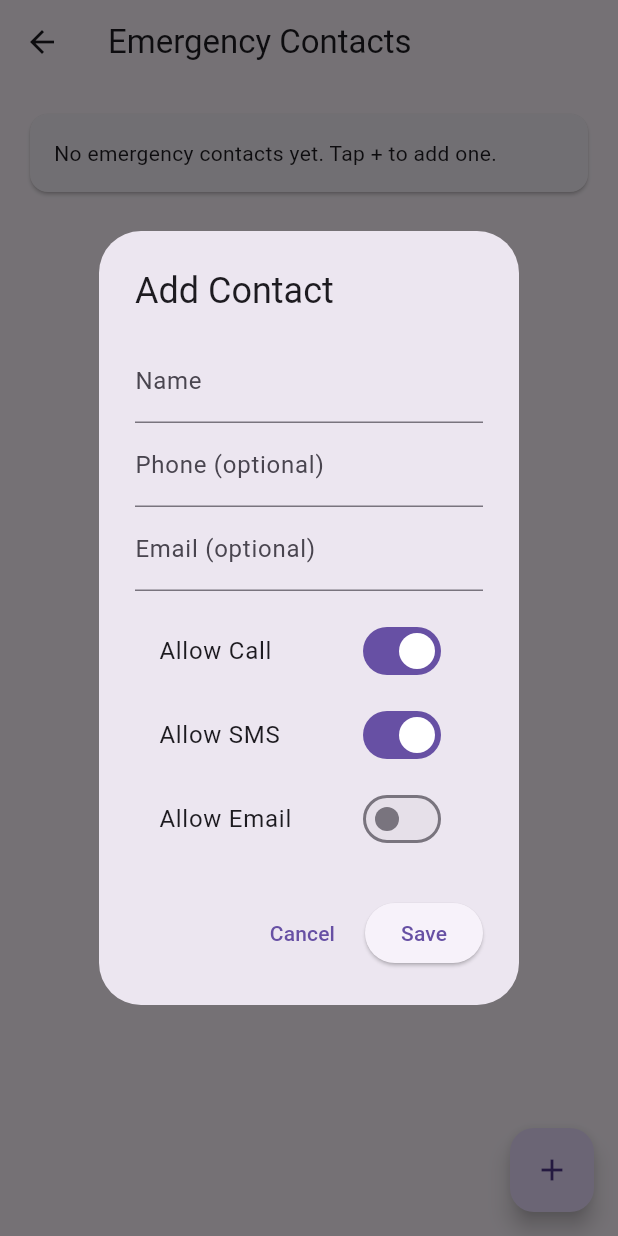
After one commit to sinemceyhun/safewear, a Flutter app: the EmergencyContactsScreen screen opened directly, after a tap on the "add" icon, on a phone screen of 412 x 824 dp. The commit adds this screen. Run offline on Flutter 3.47's test engine with Material 3 defaults, Android fonts, the phone set to English and light mode, and no system bars; our stand-ins replace flutter_blue_plus, flutter_local_notifications, permission_handler, shared_preferences; accounts and stored records are empty.

Commit message:
sms modülü

```diff
--- /dev/null
+++ b/lib/models/emergency_contact.dart
@@ -0,0 +1,40 @@
+class EmergencyContact {
+  final String id;
+  String name;
+  String? phone;
+  String? email;
+
+  bool canCall;
+  bool canSms;
+  bool canEmail;
+
+  EmergencyContact({
+    required this.id,
+    required this.name,
+    this.phone,
+    this.email,
+    this.canCall = true,
+    this.canSms = true,
+    this.canEmail = false,
+  });
+
+  Map<String, dynamic> toJson() => {
+    'id': id,
+    'name': name,
+    'phone': phone,
+    'email': email,
+    'canCall': canCall,
+    'canSms': canSms,
+    'canEmail': canEmail,
+  };
+
+  static EmergencyContact fromJson(Map<String, dynamic> j) => EmergencyContact(
+    id: j['id'] as String,
+    name: j['name'] as String,
+    phone: j['phone'] as String?,
+    email: j['email'] as String?,
+    canCall: (j['canCall'] as bool?) ?? true,
+    canSms: (j['canSms'] as bool?) ?? true,
+    canEmail: (j['canEmail'] as bool?) ?? false,
+  );
+}
--- a/lib/screens/dashboard_screen.dart
+++ b/lib/screens/dashboard_screen.dart
@@ -2,6 +2,7 @@ import 'package:flutter/material.dart';
 import 'package:provider/provider.dart';
 
 import '../state/app_state.dart';
+import '../widgets/emergency_actions_sheet.dart';
 
 class DashboardScreen extends StatelessWidget {
   const DashboardScreen({super.key});
@@ -14,9 +15,15 @@ class DashboardScreen extends StatelessWidget {
     return ListView(
       padding: const EdgeInsets.all(16),
       children: [
-        _kv('Mode', s.dataSource.name),
-        _kv('BLE', s.connectionState.name),
+        Row(
+          children: [
+            Expanded(child: _kv('Mode', s.dataSource.name)),
+            const SizedBox(width: 12),
+            Expanded(child: _kv('BLE', s.connectionState.name)),
+          ],
+        ),
         const SizedBox(height: 12),
+
         Card(
           child: Padding(
             padding: const EdgeInsets.all(16),
@@ -33,12 +40,33 @@ class DashboardScreen extends StatelessWidget {
             ),
           ),
         ),
+
         const SizedBox(height: 12),
+
         Card(
           child: ListTile(
             title: const Text('Alerts (latest)'),
             subtitle: Text(s.alerts.isEmpty ? 'No alerts' : '${s.alerts.first.type}: ${s.alerts.first.message}'),
           ),
+        ),
+
+        const SizedBox(height: 12),
+
+        ElevatedButton.icon(
+          icon: const Icon(Icons.warning_amber),
+          label: const Text('Emergency'),
+          onPressed: () async {
+            const reason = 'In-app emergency button';
+            await context.read<AppState>().triggerEmergency(reason: reason);
+
+            if (!context.mounted) return;
+
+            showModalBottomSheet(
+              context: context,
+              isScrollControlled: true,
+              builder: (_) => const EmergencyActionsSheet(reason: reason),
+            );
+          },
         ),
       ],
     );
--- /dev/null
+++ b/lib/screens/emergency_contacts_screen.dart
@@ -0,0 +1,203 @@
+import 'package:flutter/material.dart';
+import 'package:provider/provider.dart';
+
+import '../models/emergency_contact.dart';
+import '../state/app_state.dart';
+
+class EmergencyContactsScreen extends StatelessWidget {
+  const EmergencyContactsScreen({super.key});
+
+  @override
+  Widget build(BuildContext context) {
+    final s = context.watch<AppState>();
+
+    return Scaffold(
+      appBar: AppBar(title: const Text('Emergency Contacts')),
+      floatingActionButton: FloatingActionButton(
+        onPressed: () async {
+          final created = await showDialog<EmergencyContact>(
+            context: context,
+            builder: (_) => const _EmergencyContactEditDialog(),
+          );
+
+          if (created != null && context.mounted) {
+            await context.read<AppState>().addOrUpdateEmergencyContact(created);
+          }
+        },
+        child: const Icon(Icons.add),
+      ),
+      body: ListView(
+        padding: const EdgeInsets.all(16),
+        children: [
+          if (s.emergencyContacts.isEmpty)
+            const Card(
+              child: Padding(
+                padding: EdgeInsets.all(16),
+                child: Text('No emergency contacts yet. Tap + to add one.'),
+              ),
+            ),
+          for (final c in s.emergencyContacts)
+            Card(
+              child: ListTile(
+                title: Text(c.name),
+                subtitle: Text(_subtitle(c)),
+                trailing: PopupMenuButton<String>(
+                  onSelected: (v) async {
+                    if (v == 'edit') {
+                      final updated = await showDialog<EmergencyContact>(
+                        context: context,
+                        builder: (_) => _EmergencyContactEditDialog(existing: c),
+                      );
+
+                      if (updated != null && context.mounted) {
+                        await context.read<AppState>().addOrUpdateEmergencyContact(updated);
+                      }
+                    } else if (v == 'delete') {
+                      if (!context.mounted) return;
+                      await context.read<AppState>().removeEmergencyContact(c.id);
+                    }
+                  },
+                  itemBuilder: (_) => const [
+                    PopupMenuItem(value: 'edit', child: Text('Edit')),
+                    PopupMenuItem(value: 'delete', child: Text('Delete')),
+                  ],
+                ),
+              ),
+            ),
+        ],
+      ),
+    );
+  }
+
+  static String _subtitle(EmergencyContact c) {
+    final phone = (c.phone == null || c.phone!.trim().isEmpty) ? '—' : c.phone!.trim();
+    final email = (c.email == null || c.email!.trim().isEmpty) ? '—' : c.email!.trim();
+    final actions = <String>[
+      if (c.canCall) 'Call',
+      if (c.canSms) 'SMS',
+      if (c.canEmail) 'Email',
+    ].join(', ');
+
+    return 'Phone: $phone\nEmail: $email\nActions: ${actions.isEmpty ? '—' : actions}';
+  }
+}
+
+class _EmergencyContactEditDialog extends StatefulWidget {
+  final EmergencyContact? existing;
+  const _EmergencyContactEditDialog({this.existing});
+
+  @override
+  State<_EmergencyContactEditDialog> createState() => _EmergencyContactEditDialogState();
+}
+
+class _EmergencyContactEditDialogState extends State<_EmergencyContactEditDialog> {
+  late final TextEditingController _nameCtrl;
+  late final TextEditingController _phoneCtrl;
+  late final TextEditingController _emailCtrl;
+
+  bool _canCall = true;
+  bool _canSms = true;
+  bool _canEmail = false;
+
+  @override
+  void initState() {
+    super.initState();
+    final e = widget.existing;
+
+    _nameCtrl = TextEditingController(text: e?.name ?? '');
+    _phoneCtrl = TextEditingController(text: e?.phone ?? '');
+    _emailCtrl = TextEditingController(text: e?.email ?? '');
+
+    _canCall = e?.canCall ?? true;
+    _canSms = e?.canSms ?? true;
+    _canEmail = e?.canEmail ?? false;
+  }
+
+  @override
+  void dispose() {
+    _nameCtrl.dispose();
+    _phoneCtrl.dispose();
+    _emailCtrl.dispose();
+    super.dispose();
+  }
+
+  void _save() {
+    final name = _nameCtrl.text.trim();
+    if (name.isEmpty) return;
+
+    final phone = _phoneCtrl.text.trim();
+    final email = _emailCtrl.text.trim();
+
+    final contact = EmergencyContact(
+      id: widget.existing?.id ?? DateTime.now().microsecondsSinceEpoch.toString(),
+      name: name,
+      phone: phone.isEmpty ? null : phone,
+      email: email.isEmpty ? null : email,
+      canCall: _canCall,
+      canSms: _canSms,
+      canEmail: _canEmail,
+    );
+
+    Navigator.of(context).pop(contact);
+  }
+
+  @override
+  Widget build(BuildContext context) {
+    final isEdit = widget.existing != null;
+
+    return AlertDialog(
+      title: Text(isEdit ? 'Edit Contact' : 'Add Contact'),
+      content: SingleChildScrollView(
+        child: Column(
+          mainAxisSize: MainAxisSize.min,
+          children: [
+            TextField(
+              controller: _nameCtrl,
+              decoration: const InputDecoration(labelText: 'Name'),
+              textInputAction: TextInputAction.next,
+            ),
+            TextField(
+              controller: _phoneCtrl,
+              decoration: const InputDecoration(labelText: 'Phone (optional)'),
+              keyboardType: TextInputType.phone,
+              textInputAction: TextInputAction.next,
+            ),
+            TextField(
+              controller: _emailCtrl,
+              decoration: const InputDecoration(labelText: 'Email (optional)'),
+              keyboardType: TextInputType.emailAddress,
+              textInputAction: TextInputAction.done,
+              onSubmitted: (_) => _save(),
+            ),
+            const SizedBox(height: 12),
+            SwitchListTile(
+              title: const Text('Allow Call'),
+              value: _canCall,
+              onChanged: (v) => setState(() => _canCall = v),
+            ),
+            SwitchListTile(
+              title: const Text('Allow SMS'),
+              value: _canSms,
+              onChanged: (v) => setState(() => _canSms = v),
+            ),
+            SwitchListTile(
+              title: const Text('Allow Email'),
+              value: _canEmail,
+              onChanged: (v) => setState(() => _canEmail = v),
+            ),
+          ],
+        ),
+      ),
+      actions: [
+        TextButton(
+          onPressed: () => Navigator.of(context).pop(null),
+          child: const Text('Cancel'),
+        ),
+        ElevatedButton(
+          onPressed: _save,
+          child: const Text('Save'),
+        ),
+      ],
+    );
+  }
+}
--- a/lib/screens/settings_screen.dart
+++ b/lib/screens/settings_screen.dart
@@ -2,6 +2,7 @@ import 'package:flutter/material.dart';
 import 'package:provider/provider.dart';
 
 import '../state/app_state.dart';
+import 'emergency_contacts_screen.dart';
 
 class SettingsScreen extends StatefulWidget {
   const SettingsScreen({super.key});
@@ -67,8 +68,24 @@ class _SettingsScreenState extends State<SettingsScreen> {
           selected: {s.dataSource},
           onSelectionChanged: (set) => context.read<AppState>().setDataSource(set.first),
         ),
+
         const SizedBox(height: 20),
+        const Text('Emergency', style: TextStyle(fontSize: 16, fontWeight: FontWeight.w600)),
+        const SizedBox(height: 8),
+        Card(
+          child: ListTile(
+            title: const Text('Emergency Contacts'),
+            subtitle: Text('${s.emergencyContacts.length} contact(s)'),
+            trailing: const Icon(Icons.chevron_right),
+            onTap: () {
+              Navigator.of(context).push(
+                MaterialPageRoute(builder: (_) => const EmergencyContactsScreen()),
+              );
+            },
+          ),
+        ),
 
+        const SizedBox(height: 20),
         const Text('BLE Config', style: TextStyle(fontSize: 16, fontWeight: FontWeight.w600)),
         const SizedBox(height: 8),
         TextField(controller: nameFilter, decoration: const InputDecoration(labelText: 'Device name filter')),
--- /dev/null
+++ b/lib/services/emergency_action_service.dart
@@ -0,0 +1,48 @@
+import 'package:url_launcher/url_launcher.dart';
+import '../models/emergency_contact.dart';
+
+class EmergencyActionService {
+  Future<void> call(EmergencyContact c) async {
+    final phone = c.phone?.trim();
+    if (phone == null || phone.isEmpty) return;
+
+    final uri = Uri(scheme: 'tel', path: phone);
+    await _launch(uri);
+  }
+
+  Future<void> sms(EmergencyContact c, String message) async {
+    final phone = c.phone?.trim();
+    if (phone == null || phone.isEmpty) return;
+
+    final uri = Uri(
+      scheme: 'sms',
+      path: phone,
+      queryParameters: {'body': message},
+    );
+    await _launch(uri);
+  }
+
+  Future<void> email(
+      EmergencyContact c, {
+        required String subject,
+        required String body,
+      }) async {
+    final email = c.email?.trim();
+    if (email == null || email.isEmpty) return;
+
+    final uri = Uri(
+      scheme: 'mailto',
+      path: email,
+      queryParameters: {'subject': subject, 'body': body},
+    );
+    await _launch(uri);
+  }
+
+  Future<void> _launch(Uri uri) async {
+    final ok = await canLaunchUrl(uri);
+    if (!ok) {
+      throw StateError('Cannot launch: $uri');
+    }
+    await launchUrl(uri, mode: LaunchMode.externalApplication);
+  }
+}
--- /dev/null
+++ b/lib/services/emergency_contacts_repo.dart
@@ -0,0 +1,27 @@
+import 'dart:convert';
+import 'package:shared_preferences/shared_preferences.dart';
+import '../models/emergency_contact.dart';
+
+class EmergencyContactsRepo {
+  static const _kKey = 'emergency_contacts_v1';
+
+  Future<List<EmergencyContact>> load() async {
+    final sp = await SharedPreferences.getInstance();
+    final raw = sp.getString(_kKey);
+    if (raw == null || raw.isEmpty) return [];
+
+    final decoded = jsonDecode(raw);
+    if (decoded is! List) return [];
+
+    return decoded
+        .whereType<Map<String, dynamic>>()
+        .map(EmergencyContact.fromJson)
+        .toList();
+  }
+
+  Future<void> save(List<EmergencyContact> contacts) async {
+    final sp = await SharedPreferences.getInstance();
+    final raw = jsonEncode(contacts.map((c) => c.toJson()).toList());
+    await sp.setString(_kKey, raw);
+  }
+}
--- a/lib/state/app_state.dart
+++ b/lib/state/app_state.dart
@@ -1,13 +1,17 @@
 import 'dart:async';
 import 'dart:math';
 
+import 'package:flutter/foundation.dart';
 import 'package:flutter_blue_plus/flutter_blue_plus.dart';
-import 'package:flutter/foundation.dart';
 
 import '../models/sensor_sample.dart';
+import '../models/emergency_contact.dart';
 import '../services/ble_service.dart';
 import '../services/notification_service.dart';
 import '../services/permission_service.dart';
+import '../services/emergency_contacts_repo.dart';
+import '../services/emergency_action_service.dart';
+
 enum DataSource { mock, ble }
 
 class AlertEvent {
@@ -22,7 +26,7 @@ class Thresholds {
   int hrLow = 50;
   int hrHigh = 120;
   int spo2Low = 90;
-  double fallAccelMag = 2.7; // approx "g" magnitude threshold
+  double fallAccelMag = 2.7;
   int immobileSeconds = 25;
 
   Thresholds();
@@ -30,14 +34,17 @@ class Thresholds {
 
 class AppState extends ChangeNotifier {
   final NotificationService notificationService;
+
   final BleService _ble = BleService();
+  final EmergencyContactsRepo _contactsRepo = EmergencyContactsRepo();
+  final EmergencyActionService _actionSvc = EmergencyActionService();
 
   AppState({required this.notificationService});
 
   // Mode
   DataSource dataSource = DataSource.mock;
 
-  // BLE config (set these to match ESP32 later)
+  // BLE config
   String bleNameFilter = 'SafeWear';
   String bleServiceUuid = '0000ffe0-0000-1000-8000-00805f9b34fb';
   String bleNotifyCharUuid = '0000ffe1-0000-1000-8000-00805f9b34fb';
@@ -45,12 +52,10 @@ class AppState extends ChangeNotifier {
   // Runtime state
   bool scanning = false;
   List<ScanResult> scanResults = [];
-
   BluetoothConnectionState connectionState = BluetoothConnectionState.disconnected;
 
   SensorSample? latest;
   final thresholds = Thresholds();
-
   final List<AlertEvent> alerts = [];
 
   Timer? _mockTimer;
@@ -59,8 +64,38 @@ class AppState extends ChangeNotifier {
   double? _lastAccelMag;
   DateTime? _lastMovementTs;
 
+  // Emergency contacts
+  List<EmergencyContact> emergencyContacts = [];
+
   void start() {
+    // load contacts async without blocking UI
+    unawaited(_loadEmergencyContacts());
     _startMockIfNeeded();
+  }
+
+  Future<void> _loadEmergencyContacts() async {
+    emergencyContacts = await _contactsRepo.load();
+    notifyListeners();
+  }
+
+  // -------------------------
+  // Emergency contacts CRUD
+  // -------------------------
+  Future<void> addOrUpdateEmergencyContact(EmergencyContact c) async {
+    final idx = emergencyContacts.indexWhere((x) => x.id == c.id);
+    if (idx >= 0) {
+      emergencyContacts[idx] = c;
+    } else {
+      emergencyContacts.add(c);
+    }
+    await _contactsRepo.save(emergencyContacts);
+    notifyListeners();
+  }
+
+  Future<void> removeEmergencyContact(String id) async {
+    emergencyContacts.removeWhere((c) => c.id == id);
+    await _contactsRepo.save(emergencyContacts);
+    notifyListeners();
   }
 
   // -------------------------
@@ -93,7 +128,6 @@ class AppState extends ChangeNotifier {
       final hr = 65 + rnd.nextInt(50);
       final spo2 = 92 + rnd.nextInt(7);
 
-      // simulate accel mag around 1.0 with occasional spikes (fall)
       final spike = rnd.nextDouble() < 0.04;
       final az = spike ? (2.8 + rnd.nextDouble()) : (0.9 + rnd.nextDouble() * 0.3);
 
@@ -104,6 +138,7 @@ class AppState extends ChangeNotifier {
         ax: (rnd.nextDouble() - 0.5) * 0.1,
         ay: (rnd.nextDouble() - 0.5) * 0.1,
         az: az,
+        // gyro values (mock)
         gx: (rnd.nextDouble() - 0.5) * 2,
         gy: (rnd.nextDouble() - 0.5) * 2,
         gz: (rnd.nextDouble() - 0.5) * 2,
@@ -122,19 +157,12 @@ class AppState extends ChangeNotifier {
   // -------------------------
   // BLE
   // -------------------------
-  // -------------------------
-// BLE
-// -------------------------
   Future<void> startBleScan() async {
-    // Ensure we are in BLE mode
     if (dataSource != DataSource.ble) {
       await setDataSource(DataSource.ble);
     }
-
-    // Avoid double-start
     if (scanning) return;
 
-    // Runtime permissions (Android)
     await PermissionService.ensurePermissions();
 
     scanning = true;
@@ -154,7 +182,7 @@ class AppState extends ChangeNotifier {
         },
       );
 
-      // Match BleService.startScan timeout (6s) so UI stays "Scanning…" while scan is active
+      // Keep UI scanning state aligned to BleService's 6s scan timeout.
       Future.delayed(const Duration(seconds: 6), () {
         if (!scanning) return;
         scanning = false;
@@ -174,8 +202,11 @@ class AppState extends ChangeNotifier {
     notifyListeners();
   }
 
+  Future<void> connectBle(ScanResult target) async {
+    if (scanning) {
+      await stopBleScan();
+    }
 
-  Future<void> connectBle(ScanResult target) async {
     final cfg = BleConfig(
       deviceNameFilter: bleNameFilter,
       serviceUuid: Guid(bleServiceUuid),
@@ -190,7 +221,15 @@ class AppState extends ChangeNotifier {
         notifyListeners();
       },
       onLine: (line) {
-        final sample = SensorSample.tryParseLine(line);
+        final trimmed = line.trim();
+
+        // Physical button trigger example: ESP32 sends "EMERGENCY\n"
+        if (trimmed == 'EMERGENCY') {
+          unawaited(triggerEmergency(reason: 'Wearable button'));
+          return;
+        }
+
+        final sample = SensorSample.tryParseLine(trimmed);
         if (sample != null) _onNewSample(sample);
       },
     );
@@ -201,6 +240,47 @@ class AppState extends ChangeNotifier {
     connectionState = BluetoothConnectionState.disconnected;
     notifyListeners();
   }
+
+  // -------------------------
+  // Emergency actions
+  // -------------------------
+  String buildEmergencyMessage({required String reason}) {
+    final hr = latest?.hr;
+    final spo2 = latest?.spo2;
+    final mag = latest?.accelMag;
+
+    return [
+      'SafeWear Emergency',
+      'Reason: $reason',
+      'Time: ${DateTime.now().toIso8601String()}',
+      'HR: ${hr ?? '-'}',
+      'SpO₂: ${spo2 ?? '-'}',
+      'AccelMag: ${mag?.toStringAsFixed(2) ?? '-'}',
+    ].join('\n');
+  }
+
+  Future<void> triggerEmergency({required String reason}) async {
+    final msg = buildEmergencyMessage(reason: reason);
+
+    alerts.insert(0, AlertEvent('EMERGENCY', msg));
+    notifyListeners();
+
+    await notificationService.showAlert(
+      title: 'SafeWear: EMERGENCY',
+      body: reason,
+    );
+  }
+
+  Future<void> emergencyCall(EmergencyContact c) => _actionSvc.call(c);
+
+  Future<void> emergencySms(EmergencyContact c, String message) => _actionSvc.sms(c, message);
+
+  Future<void> emergencyEmail(
+      EmergencyContact c, {
+        required String subject,
+        required String body,
+      }) =>
+      _actionSvc.email(c, subject: subject, body: body);
 
   // -------------------------
   // Alerts / detection
@@ -237,7 +317,7 @@ class AppState extends ChangeNotifier {
       final idle = DateTime.now().difference(_lastMovementTs!).inSeconds;
       if (idle >= thresholds.immobileSeconds) {
         _emitAlert('IMMOBILE', 'No movement for ${idle}s');
-        _lastMovementTs = DateTime.now(); // avoid spamming
+        _lastMovementTs = DateTime.now();
       }
     });
 
--- a/pubspec.yaml
+++ b/pubspec.yaml
@@ -40,6 +40,8 @@ dependencies:
   shared_preferences: ^2.5.4
   http: ^1.6.0
   provider: ^6.1.5+1
+  url_launcher: ^6.3.0
+
 
 dev_dependencies:
   flutter_test:
```
Also changed, not shown: lib/widgets/emergency_actions_sheet.dart (added, +113 -0 lines), pubspec.lock, 5 other files.
